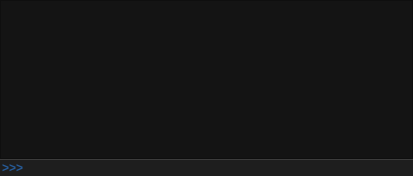
rkyleg/scope, file plugins/py_console/console.ui: the form before one commit.
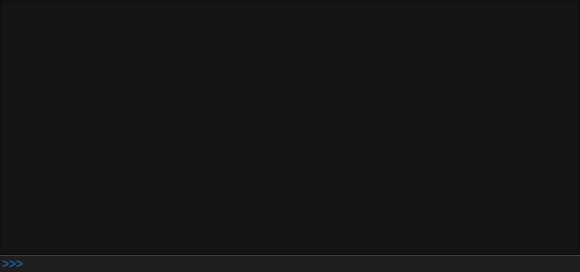
The form after the commit. Icons and pictures are not drawn.

What changed in the file:
```diff
--- a/plugins/py_console/console.ui
+++ b/plugins/py_console/console.ui
@@ -6,8 +6,8 @@
    <rect>
     <x>0</x>
     <y>0</y>
-    <width>413</width>
-    <height>176</height>
+    <width>580</width>
+    <height>272</height>
    </rect>
   </property>
   <property name="windowTitle">
```
Left out of the diff: 6 changed lines with no effect on the pictures.
